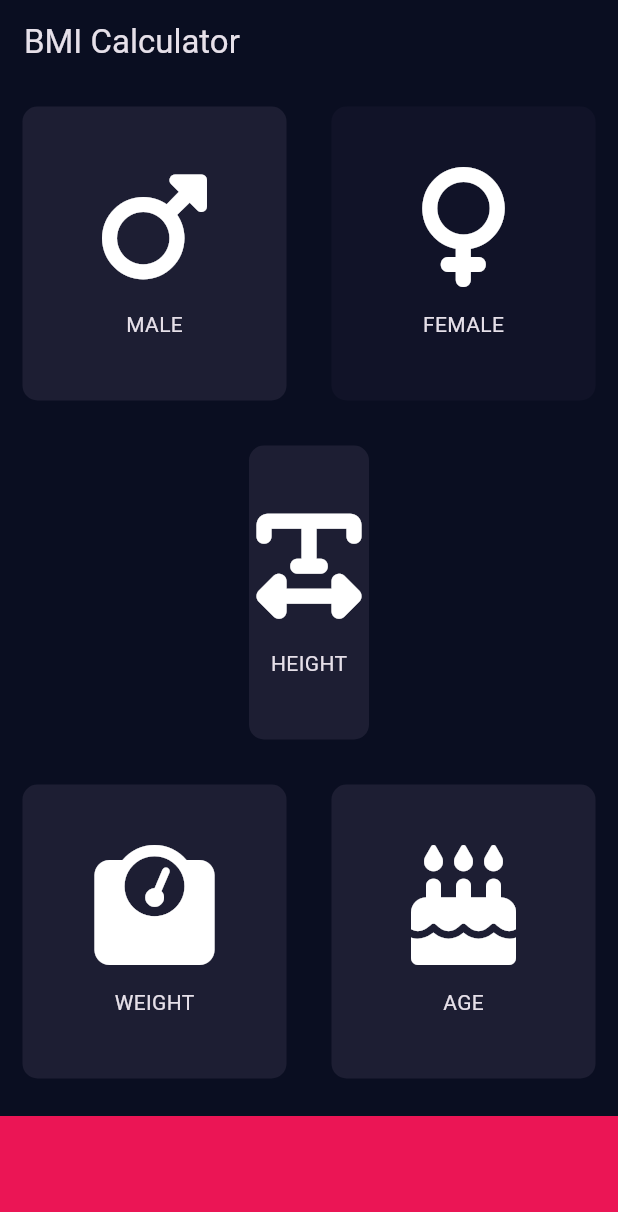
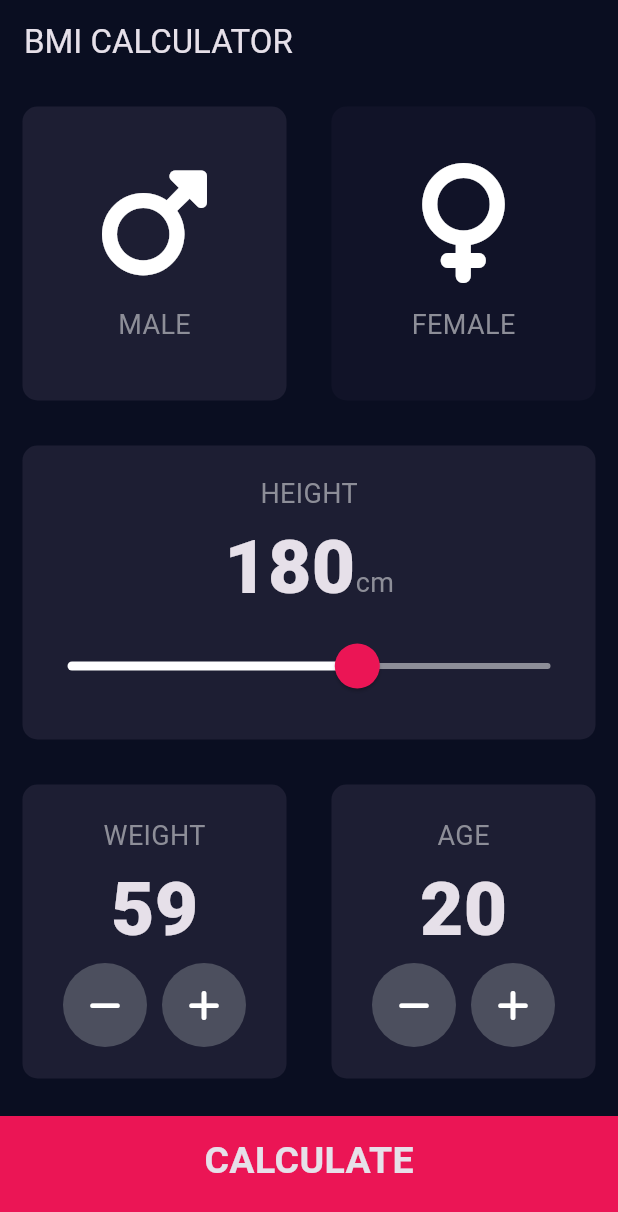
Before and after one commit to tomroolfs/bmi-calculator, a Flutter app: the screen it shows after launch, after a tap on "MALE", on a phone screen of 412 x 824 dp. Shown: the top 1212 px of the screen. Run offline on Flutter 3.47's test engine with Material 3 defaults, Android fonts, the phone set to English and light mode, and no system bars; our stand-ins replace font_awesome_flutter.

```diff
--- /dev/null
+++ b/lib/components/bottom_button.dart
@@ -0,0 +1,29 @@
+import 'package:flutter/material.dart';
+import 'package:bmi_calculator/constants.dart';
+
+class BottomButton extends StatelessWidget {
+  const BottomButton({super.key, required this.onTap, required this.buttonTitle});
+
+  final VoidCallback onTap;
+  final String buttonTitle;
+
+  @override
+  Widget build(BuildContext context) {
+    return GestureDetector(
+      onTap: onTap,
+      child: Container(
+        color: kBottomContainerColour,
+        margin: const EdgeInsets.only(top: 10.0),
+        padding: const EdgeInsets.only(bottom: 20.0),
+        width: double.infinity,
+        height: kBottomContainerHeight,
+        child: Center(
+          child: Text(
+            buttonTitle,
+            style: kLargeButtonTextStyle,
+          ),
+        ),
+      ),
+    );
+  }
+}
--- /dev/null
+++ b/lib/components/icon_content.dart
@@ -0,0 +1,29 @@
+import 'package:flutter/material.dart';
+import 'package:bmi_calculator/constants.dart';
+
+class IconContent extends StatelessWidget {
+  const IconContent({super.key, required this.icon, required this.label});
+
+  final IconData icon;
+  final String label;
+
+  @override
+  Widget build(BuildContext context) {
+    return Column(
+      mainAxisAlignment: MainAxisAlignment.center,
+      children: <Widget>[
+        Icon(
+          icon,
+          size: 80.0,
+        ),
+        const SizedBox(
+          height: 15.0,
+        ),
+        Text(
+          label,
+          style: kLabelTextStyle,
+        )
+      ],
+    );
+  }
+}
--- /dev/null
+++ b/lib/components/reusable_card.dart
@@ -0,0 +1,24 @@
+import 'package:flutter/material.dart';
+
+class ReusableCard extends StatelessWidget {
+  const ReusableCard({super.key, required this.colour, required this.cardChild, this.onPress});
+
+  final Color colour;
+  final Widget cardChild;
+  final VoidCallback? onPress;
+
+  @override
+  Widget build(BuildContext context) {
+    return GestureDetector(
+      onTap: onPress,
+      child: Container(
+        margin: const EdgeInsets.all(15.0),
+        decoration: BoxDecoration(
+          color: colour,
+          borderRadius: BorderRadius.circular(10.0),
+        ),
+        child: cardChild,
+      ),
+    );
+  }
+}
--- /dev/null
+++ b/lib/components/round_icon_button.dart
@@ -0,0 +1,23 @@
+import 'package:flutter/material.dart';
+
+class RoundIconButton extends StatelessWidget {
+  const RoundIconButton({super.key, required this.icon, required this.onPressed});
+
+  final IconData icon;
+  final VoidCallback onPressed;
+
+  @override
+  Widget build(BuildContext context) {
+    return RawMaterialButton(
+      elevation: 0.0,
+      onPressed: onPressed,
+      constraints: const BoxConstraints.tightFor(
+        width: 56.0,
+        height: 56.0,
+      ),
+      shape: const CircleBorder(),
+      fillColor: const Color(0xFF4C4F5E),
+      child: Icon(icon),
+    );
+  }
+}
--- /dev/null
+++ b/lib/constants.dart
@@ -0,0 +1,41 @@
+import 'package:flutter/material.dart';
+
+const kBottomContainerHeight = 80.0;
+const kActiveCardColour = Color(0xFF1D1E33);
+const kInactiveCardColour = Color(0xFF111328);
+const kBottomContainerColour = Color(0xFFEB1555);
+
+const kLabelTextStyle = TextStyle(
+  fontSize: 18.0,
+  color: Color(0xFF8D8E98),
+);
+
+const kNumberTextStyle = TextStyle(
+  fontSize: 50.0,
+  fontWeight: FontWeight.w900,
+);
+
+const kLargeButtonTextStyle = TextStyle(
+  fontSize: 25.0,
+  fontWeight: FontWeight.bold,
+);
+
+const kTitleTextStyle = TextStyle(
+  fontSize: 50.0,
+  fontWeight: FontWeight.bold,
+);
+
+const kResultTextStyle = TextStyle(
+  color: Color(0xFF24D876),
+  fontSize: 22.0,
+  fontWeight: FontWeight.bold,
+);
+
+const kBMITextStyle = TextStyle(
+  fontSize: 100.0,
+  fontWeight: FontWeight.bold,
+);
+
+const kBodyTextStyle = TextStyle(
+  fontSize: 22.0,
+);
--- a/lib/icon_content.dart
+++ /dev/null
@@ -1,29 +0,0 @@
-import 'package:flutter/material.dart';
-
-const labelTextStyle = TextStyle(fontSize: 18, color: Color(0xFF8D8E98));
-
-class IconContent extends StatelessWidget {
-  const IconContent({super.key, required this.icon, required this.label});
-
-  final IconData icon;
-  final String label;
-
-  @override
-  Widget build(BuildContext context) {
-    return Column(
-      mainAxisAlignment: MainAxisAlignment.center,
-      children: <Widget>[
-        Icon(
-          icon,
-          size: 80,
-        ),
-        const SizedBox(
-          height: 15,
-        ),
-        Text(
-          label,
-        )
-      ],
-    );
-  }
-}
--- a/lib/input_page.dart
+++ /dev/null
@@ -1,113 +0,0 @@
-// ignore_for_file: public_member_api_docs, sort_constructors_first
-import 'package:flutter/material.dart';
-import 'package:font_awesome_flutter/font_awesome_flutter.dart';
-import 'icon_content.dart';
-import 'reusable_card.dart';
-
-const double bottomContainerHeight = 80;
-const bottomContainerColour = Color(0xFFEB1555);
-const activeCardColour = Color(0xFF1D1E33);
-const inactiveCardColour = Color(0xFF111328);
-
-class InputPage extends StatefulWidget {
-  const InputPage({super.key});
-
-  @override
-  State<InputPage> createState() => _InputPageState();
-}
-
-class _InputPageState extends State<InputPage> {
-  Color maleCardColour = inactiveCardColour;
-  Color femaleCardColour = inactiveCardColour;
-
-  // 1 = male, 2 = female
-  void updateColour(int gender) {
-    // male card was pressed
-    if (gender == 1) {
-      if (maleCardColour == inactiveCardColour) {
-        maleCardColour = activeCardColour;
-        femaleCardColour = inactiveCardColour;
-      }
-    } // female card was pressed
-    if (gender == 2) {
-      if (femaleCardColour == inactiveCardColour) {
-        femaleCardColour = activeCardColour;
-        maleCardColour = inactiveCardColour;
-      }
-    }
-  }
-
-  @override
-  Widget build(BuildContext context) {
-    return Scaffold(
-      appBar: AppBar(
-        title: const Text(
-          'BMI Calculator',
-        ),
-      ),
-      body: Column(
-        children: <Widget>[
-          // First row
-          Expanded(
-              child: Row(
-            children: <Widget>[
-              Expanded(
-                  child: GestureDetector(
-                onTap: () {
-                  setState(() {
-                    updateColour(1);
-                  });
-                },
-                child: ReusableCard(
-                    colour: maleCardColour,
-                    cardChild: const IconContent(
-                        icon: FontAwesomeIcons.mars, label: 'MALE')),
-              )),
-              Expanded(
-                  child: GestureDetector(
-                onTap: () {
-                  setState(() {
-                    updateColour(2);
-                  });
-                },
-                child: ReusableCard(
-                    colour: femaleCardColour,
-                    cardChild: const IconContent(
-                        icon: FontAwesomeIcons.venus, label: 'FEMALE')),
-              )),
-            ],
-          )),
-          // Second row
-          const Expanded(
-              child: ReusableCard(
-                  colour: activeCardColour,
-                  cardChild: IconContent(
-                      icon: FontAwesomeIcons.textWidth, label: 'HEIGHT'))),
-          // Third row
-          const Expanded(
-              child: Row(
-            children: <Widget>[
-              Expanded(
-                  child: ReusableCard(
-                      colour: activeCardColour,
-                      cardChild: IconContent(
-                          icon: FontAwesomeIcons.weightScale,
-                          label: 'WEIGHT'))),
-              Expanded(
-                  child: ReusableCard(
-                      colour: activeCardColour,
-                      cardChild: IconContent(
-                          icon: FontAwesomeIcons.cakeCandles, label: 'AGE'))),
-            ],
-          )),
-          Container(
-            color: bottomContainerColour,
-            margin: const EdgeInsets.only(top: 10),
-            width: double.infinity,
-            height: bottomContainerHeight,
-          )
-        ],
-      ),
-    );
-  }
-}
--- a/lib/main.dart
+++ b/lib/main.dart
@@ -1,9 +1,7 @@
 import 'package:flutter/material.dart';
-import 'input_page.dart';
+import 'package:bmi_calculator/screens/input_page.dart';
 
-void main() {
-  runApp(const BMICalculator());
-}
+void main() => runApp(const BMICalculator());
 
 class BMICalculator extends StatelessWidget {
   const BMICalculator({super.key});
@@ -11,12 +9,9 @@ class BMICalculator extends StatelessWidget {
   @override
   Widget build(BuildContext context) {
     return MaterialApp(
-      title: 'Flutter app',
       theme: ThemeData.dark().copyWith(
-        appBarTheme: const AppBarTheme(
-          backgroundColor: Color(0xff0a0e21),
-        ),
-        scaffoldBackgroundColor: const Color(0xff0a0e21),
+        primaryColor: const Color(0xFF0A0E21),
+        scaffoldBackgroundColor: const Color(0xFF0A0E21),
       ),
       home: const InputPage(),
     );
--- a/lib/reusable_card.dart
+++ /dev/null
@@ -1,21 +0,0 @@
-import 'package:flutter/material.dart';
-
-class ReusableCard extends StatelessWidget {
-  const ReusableCard(
-      {super.key, required this.colour, required this.cardChild});
-
-  final Color colour;
-  final Widget cardChild;
-
-  @override
-  Widget build(BuildContext context) {
-    return Container(
-      margin: const EdgeInsets.all(15),
-      decoration: BoxDecoration(
-        borderRadius: BorderRadius.circular(10.0),
-        color: colour,
-      ),
-      child: cardChild,
-    );
-  }
-}
--- /dev/null
+++ b/lib/screens/input_page.dart
@@ -0,0 +1,239 @@
+import 'package:flutter/material.dart';
+import 'package:font_awesome_flutter/font_awesome_flutter.dart';
+import 'package:bmi_calculator/components/icon_content.dart';
+import 'package:bmi_calculator/components/reusable_card.dart';
+import 'package:bmi_calculator/constants.dart';
+import 'package:bmi_calculator/screens/results_page.dart';
+import 'package:bmi_calculator/components/bottom_button.dart';
+import 'package:bmi_calculator/components/round_icon_button.dart';
+import 'package:bmi_calculator/calculator_brain.dart';
+
+enum Gender {
+  male,
+  female,
+}
+
+class InputPage extends StatefulWidget {
+  const InputPage({super.key});
+
+  @override
+  State<InputPage> createState() => _InputPageState();
+}
+
+class _InputPageState extends State<InputPage> {
+ Gender? selectedGender;
+  int height = 180;
+  int weight = 60;
+  int age = 20;
+
+  @override
+  Widget build(BuildContext context) {
+    return Scaffold(
+      appBar: AppBar(
+        title: const Text('BMI CALCULATOR'),
+        backgroundColor: Colors.transparent,
+      ),
+      body: Column(
+        crossAxisAlignment: CrossAxisAlignment.stretch,
+        children: <Widget>[
+          Expanded(
+              child: Row(
+            children: <Widget>[
+              Expanded(
+                child: ReusableCard(
+                  onPress: () {
+                    setState(() {
+                      selectedGender = Gender.male;
+                    });
+                  },
+                  colour: selectedGender == Gender.male
+                      ? kActiveCardColour
+                      : kInactiveCardColour,
+                  cardChild: const IconContent(
+                    icon: FontAwesomeIcons.mars,
+                    label: 'MALE',
+                  ),
+                ),
+              ),
+              Expanded(
+                child: ReusableCard(
+                  onPress: () {
+                    setState(() {
+                      selectedGender = Gender.female;
+                    });
+                  },
+                  colour: selectedGender == Gender.female
+                      ? kActiveCardColour
+                      : kInactiveCardColour,
+                  cardChild: const IconContent(
+                    icon: FontAwesomeIcons.venus,
+                    label: 'FEMALE',
+                  ),
+                ),
+              ),
+            ],
+          )),
+          Expanded(
+            child: ReusableCard(
+              colour: kActiveCardColour,
+              cardChild: Column(
+                mainAxisAlignment: MainAxisAlignment.center,
+                children: <Widget>[
+                  const Text(
+                    'HEIGHT',
+                    style: kLabelTextStyle,
+                  ),
+                  Row(
+                    mainAxisAlignment: MainAxisAlignment.center,
+                    crossAxisAlignment: CrossAxisAlignment.baseline,
+                    textBaseline: TextBaseline.alphabetic,
+                    children: <Widget>[
+                      Text(
+                        height.toString(),
+                        style: kNumberTextStyle,
+                      ),
+                      const Text(
+                        'cm',
+                        style: kLabelTextStyle,
+                      )
+                    ],
+                  ),
+                  SliderTheme(
+                    data: SliderTheme.of(context).copyWith(
+                      inactiveTrackColor: const Color(0xFF8D8E98),
+                      activeTrackColor: Colors.white,
+                      thumbColor: const Color(0xFFEB1555),
+                      overlayColor: const Color(0x29EB1555),
+                      thumbShape:
+                          const RoundSliderThumbShape(enabledThumbRadius: 15.0),
+                      overlayShape:
+                          const RoundSliderOverlayShape(overlayRadius: 30.0),
+                    ),
+                    child: Slider(
+                      value: height.toDouble(),
+                      min: 120.0,
+                      max: 220.0,
+                      onChanged: (double newValue) {
+                        setState(() {
+                          height = newValue.round();
+                        });
+                      },
+                    ),
+                  ),
+                ],
+              ),
+            ),
+          ),
+          Expanded(
+            child: Row(
+              children: <Widget>[
+                Expanded(
+                  child: ReusableCard(
+                    colour: kActiveCardColour,
+                    cardChild: Column(
+                      mainAxisAlignment: MainAxisAlignment.center,
+                      children: <Widget>[
+                        const Text(
+                          'WEIGHT',
+                          style: kLabelTextStyle,
+                        ),
+                        Text(
+                          weight.toString(),
+                          style: kNumberTextStyle,
+                        ),
+                        Row(
+                          mainAxisAlignment: MainAxisAlignment.center,
+                          children: <Widget>[
+                            RoundIconButton(
+                                icon: FontAwesomeIcons.minus,
+                                onPressed: () {
+                                  setState(() {
+                                    weight--;
+                                  });
+                                }),
+                            const SizedBox(
+                              width: 10.0,
+                            ),
+                            RoundIconButton(
+                              icon: FontAwesomeIcons.plus,
+                              onPressed: () {
+                                setState(() {
+                                  weight++;
+                                });
+                              },
+                            ),
+                          ],
+                        ),
+                      ],
+                    ),
+                  ),
+                ),
+                Expanded(
+                  child: ReusableCard(
+                    colour: kActiveCardColour,
+                    cardChild: Column(
+                      mainAxisAlignment: MainAxisAlignment.center,
+                      children: <Widget>[
+                        const Text(
+                          'AGE',
+                          style: kLabelTextStyle,
+                        ),
+                        Text(
+                          age.toString(),
+                          style: kNumberTextStyle,
+                        ),
+                        Row(
+                          mainAxisAlignment: MainAxisAlignment.center,
+                          children: <Widget>[
+                            RoundIconButton(
+                              icon: FontAwesomeIcons.minus,
+                              onPressed: () {
+                                setState(
+                                  () {
+                                    age--;
+                                  },
+                                );
+                              },
+                            ),
+                            const SizedBox(
+                              width: 10.0,
+                            ),
+                            RoundIconButton(
+                                icon: FontAwesomeIcons.plus,
+                                onPressed: () {
+                                  setState(() {
+                                    age++;
+                                  });
+                                })
+                          ],
+                        )
+                      ],
+                    ),
+                  ),
+                ),
+              ],
+            ),
+          ),
+          BottomButton(
+            buttonTitle: 'CALCULATE',
+            onTap: () {
+              CalculatorBrain calc =
+                  CalculatorBrain(height: height, weight: weight);
+
+              Navigator.push(
+                context,
+                MaterialPageRoute(
+                  builder: (context) => ResultsPage(
+                        bmiResult: calc.calculateBMI(),
+                        resultText: calc.getResult(),
+                        interpretation: calc.getInterpretation(),
+                      ),
+                ),
+              );
+            },
+          ),
+        ],
+      ),
+    );
+  }
+}
```
Also changed, not shown: lib/calculator_brain.dart (added, +35 -0 lines), lib/screens/results_page.dart (added, +71 -0 lines), 14 other files.
